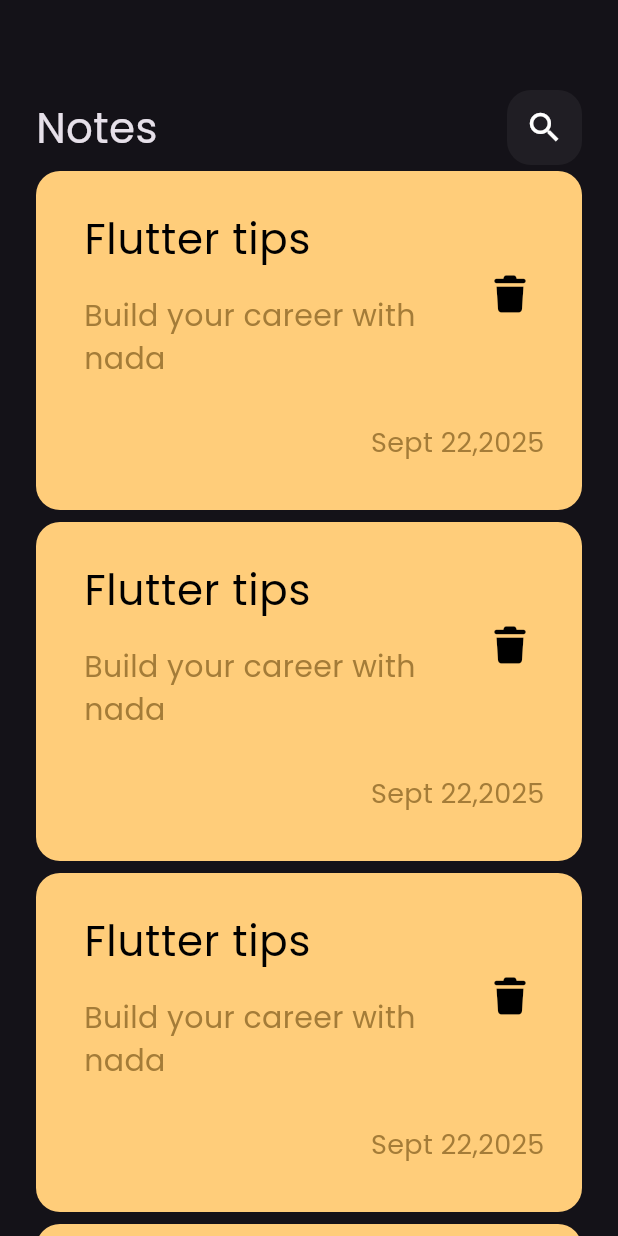
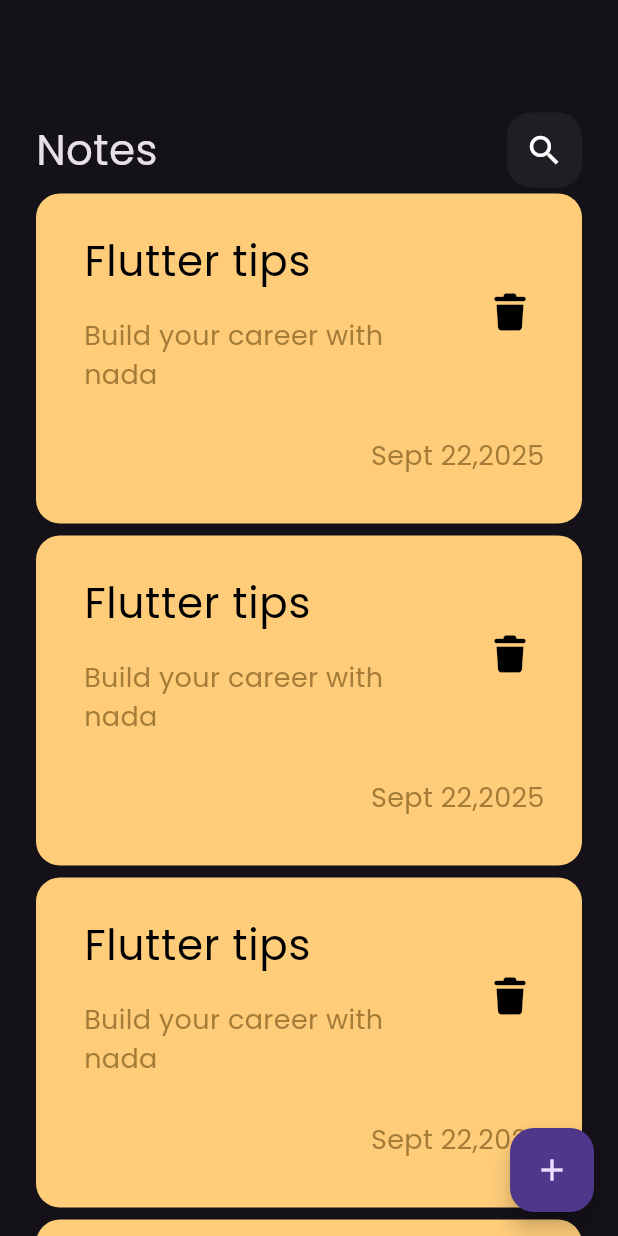
Before and after one commit to nada29348-hash/notes_app2, a Flutter app: the screen it shows after launch, on a phone screen of 412 x 824 dp. Run offline on Flutter 3.47's test engine with Material 3 defaults, Android fonts, the phone set to English and light mode, and no system bars; our stand-ins replace font_awesome_flutter.

Commit message:
create action floating icon

```diff
--- a/lib/views/notes_view.dart
+++ b/lib/views/notes_view.dart
@@ -6,6 +6,12 @@
 
   @override
   Widget build(BuildContext context) {
-    return Scaffold(body: NotesViewBody());
+    return Scaffold(
+      floatingActionButton: FloatingActionButton(
+        onPressed: () {},
+        child: const Icon(Icons.add),
+      ),
+      body: const NotesViewBody(),
+    );
   }
 }
--- a/lib/widgets/custom_note_item.dart
+++ b/lib/widgets/custom_note_item.dart
@@ -27,7 +27,7 @@
               padding: const EdgeInsets.only(right: 8),
               child: Text(
                 'Build your career with nada',
-                style: TextStyle(color: Color(0xffA47C38), fontSize: 20),
+                style: TextStyle(color: Color(0xffA47C38), fontSize: 18),
               ),
             ),
             trailing: IconButton(
--- a/lib/widgets/notes_view_body.dart
+++ b/lib/widgets/notes_view_body.dart
@@ -12,7 +12,7 @@
       padding: EdgeInsets.symmetric(horizontal: 24),
       child: Column(
         children: [
-          SizedBox(height: 60),
+          SizedBox(height: 75),
           CustomAppBar(),
           Expanded(child: NotesListView()),
         ],
```
